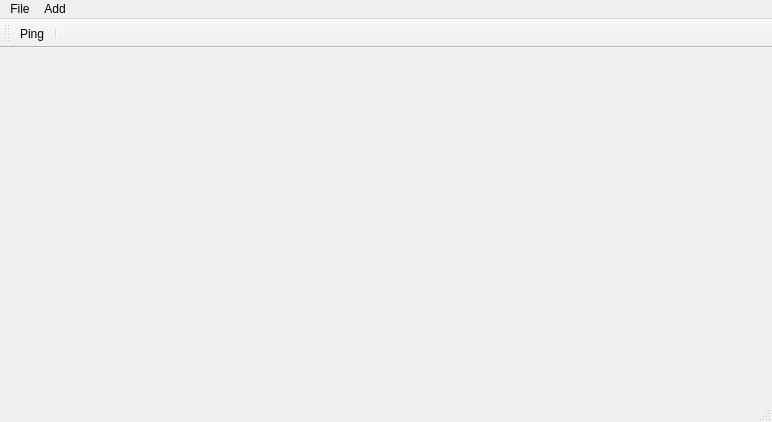
Above: src/mainwindow.ui from dehnhardt/flaacontrol before the change. Below: the same form after it.
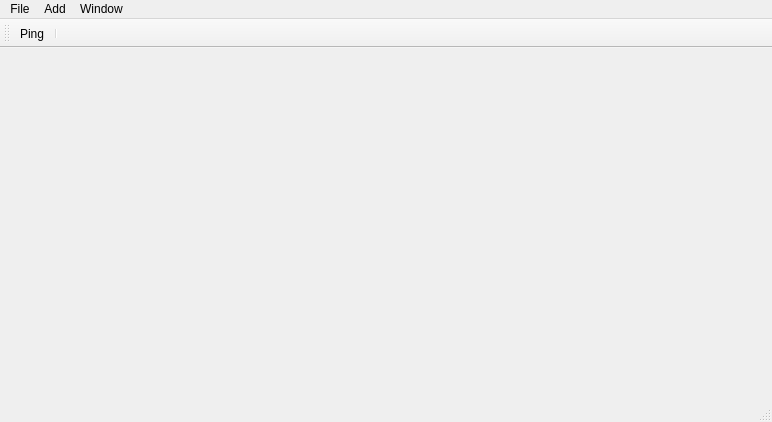
That is the form after the change.

Commit message: window to create signal flows added

```diff
--- a/src/mainwindow.ui
+++ b/src/mainwindow.ui
@@ -59,8 +59,15 @@
     <addaction name="actionInput"/>
     <addaction name="actionChannel"/>
    </widget>
+   <widget class="QMenu" name="menuWindow">
+    <property name="title">
+     <string>Window</string>
+    </property>
+    <addaction name="actionSignal_Flow"/>
+   </widget>
    <addaction name="menuFile"/>
    <addaction name="menuAdd"/>
+   <addaction name="menuWindow"/>
   </widget>
   <widget class="QToolBar" name="mainToolBar">
    <attribute name="toolBarArea">
```
Left out of the diff: 5 changed lines with no effect on the pictures. The commit also changes 16 other files.
